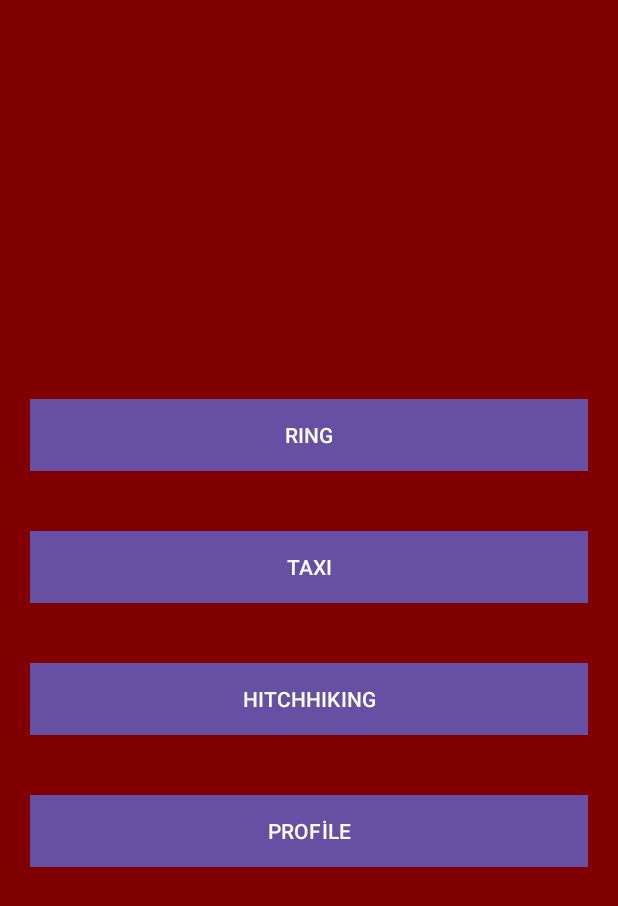
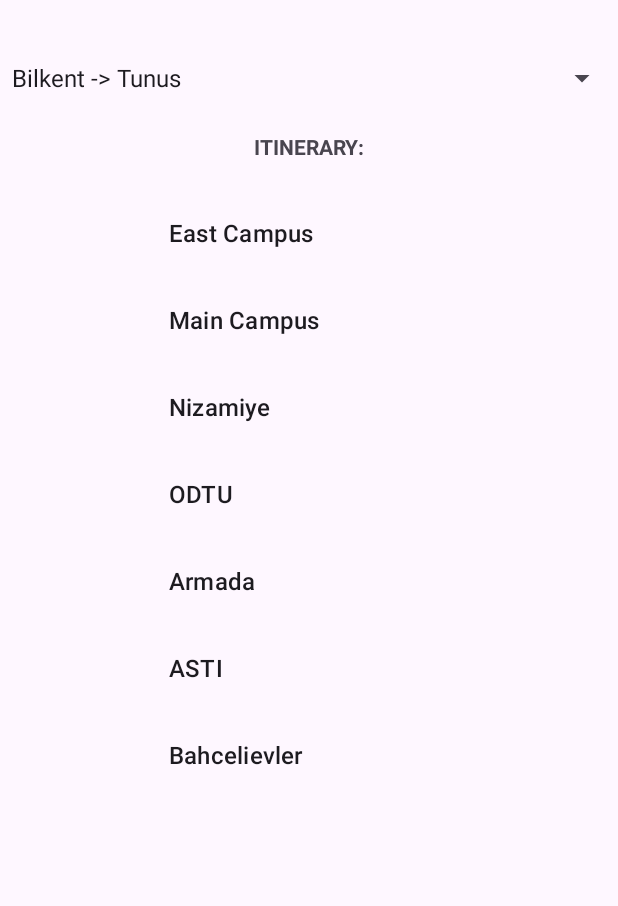
Before and after one commit to yunusgunay/Bilkent-Express, an Android app: the MainScreen screen opened directly, with no data from a screen before it, after a tap on "RING", on a phone screen of 412 x 824 dp. Shown: the top 906 px of the screen. Run offline under Robolectric (Android 15) with nearby library versions, the phone set to English and light mode, and no system bars.

Commit message:
updated time guesser implemented ring screen

```diff
--- a/app/src/main/java/com/example/registerandmaps/MainScreen.java
+++ b/app/src/main/java/com/example/registerandmaps/MainScreen.java
@@ -25,16 +25,14 @@ public class MainScreen extends AppCompatActivity {
         buttonRing.setOnClickListener(new View.OnClickListener() {
             @Override
             public void onClick(View v) {
-                // TODO: Implement your ring action
-                showToast("Ring clicked");
+                Intent intent = new Intent(MainScreen.this, RingActivity.class);
+                startActivity(intent);
             }
         });
 
         buttonTaxi.setOnClickListener(new View.OnClickListener() {
             @Override
             public void onClick(View v) {
-                // TODO: Implement your taxi action
-                showToast("Taxi clicked");
             }
         });
 
@@ -56,7 +54,4 @@ public class MainScreen extends AppCompatActivity {
         });
     }
 
-    private void showToast(String message) {
-        Toast.makeText(MainScreen.this, message, Toast.LENGTH_SHORT).show();
-    }
 }
--- a/app/src/main/java/com/example/registerandmaps/Models/TimeGuesser.java
+++ b/app/src/main/java/com/example/registerandmaps/Models/TimeGuesser.java
@@ -87,7 +87,7 @@ public class TimeGuesser {
         for (int i = 0; i < STOPS; ++i) {
             if (i > 0) {
                 totalTime += distances[i - 1] / speed * 60;
-                totalTime += 1; // Assuming a fixed time delay per stop
+                totalTime += 1;
             }
             if (stops[i].equals(stopDemanded)) {
                 return totalTime;
--- a/app/src/main/java/com/example/registerandmaps/RingActivity.java
+++ b/app/src/main/java/com/example/registerandmaps/RingActivity.java
@@ -1,16 +1,75 @@
 package com.example.registerandmaps;
 
+import androidx.annotation.RequiresApi;
 import androidx.appcompat.app.AppCompatActivity;
 
+import android.os.Build;
 import android.os.Bundle;
+import android.view.View;
+import android.widget.AdapterView;
+import android.widget.ArrayAdapter;
+import android.widget.ListView;
+import android.widget.Spinner;
+import android.widget.TextView;
+import android.widget.Toast;
 
 import com.example.registerandmaps.Models.TimeGuesser;
 
 public class RingActivity extends AppCompatActivity {
-    TimeGuesser timeGuesser;
+
+    private Spinner spinnerRingLine;
+    private ListView listViewItinerary;
+    private TimeGuesser timeGuesser = new TimeGuesser();
+    private TextView statusTextView;
+
+    private int selectedRingLine = 0;
+
+
     @Override
     protected void onCreate(Bundle savedInstanceState) {
         super.onCreate(savedInstanceState);
         setContentView(R.layout.activity_main3);
+
+        statusTextView = findViewById(R.id.textViewStatus);
+        spinnerRingLine = findViewById(R.id.spinnerRingLine);
+        listViewItinerary = findViewById(R.id.listViewItinerary);
+
+        statusTextView.setVisibility(View.INVISIBLE);
+
+        // Set up the spinner
+        ArrayAdapter<CharSequence> spinnerAdapter = ArrayAdapter.createFromResource(this,
+                R.array.ring_lines, android.R.layout.simple_spinner_item);
+        spinnerAdapter.setDropDownViewResource(android.R.layout.simple_spinner_dropdown_item);
+        spinnerRingLine.setAdapter(spinnerAdapter);
+
+        spinnerRingLine.setOnItemSelectedListener(new AdapterView.OnItemSelectedListener() {
+            @Override
+            public void onItemSelected(AdapterView<?> parent, View view, int position, long id) {
+                selectedRingLine = position;
+            }
+            @Override
+            public void onNothingSelected(AdapterView<?> parent) {
+            }
+        });
+
+        // Define the list of itinerary stops
+        String[] stops = {"East Campus", "Main Campus", "Nizamiye", "ODTU", "Armada", "ASTI", "Bahcelievler"};
+
+        // Set up the ListView with an ArrayAdapter
+        ArrayAdapter<String> listAdapter = new ArrayAdapter<>(this,
+                android.R.layout.simple_list_item_1, stops);
+        listViewItinerary.setAdapter(listAdapter);
+
+        // Set up the click listener for ListView items
+        listViewItinerary.setOnItemClickListener(new AdapterView.OnItemClickListener() {
+            @RequiresApi(api = Build.VERSION_CODES.O)
+            @Override
+            public void onItemClick(AdapterView<?> parent, View view, int position, long id) {
+                if (selectedRingLine == 1){
+                    statusTextView.setText(timeGuesser.dmb(position+1)+ position);
+                    statusTextView.setVisibility(View.VISIBLE);
+                }
+            }
+        });
     }
 }
--- a/app/src/main/res/layout/activity_main3.xml
+++ b/app/src/main/res/layout/activity_main3.xml
@@ -6,13 +6,59 @@
     android:layout_height="match_parent"
     tools:context=".RingActivity">
 
+    <!-- Ring Line Dropdown -->
+
+    <!-- Itinerary Title -->
+
+    <Spinner
+        android:id="@+id/spinnerRingLine"
+        android:layout_width="0dp"
+        android:layout_height="wrap_content"
+        android:layout_marginTop="40dp"
+        android:spinnerMode="dropdown"
+        app:layout_constraintEnd_toEndOf="parent"
+        app:layout_constraintHorizontal_bias="0.0"
+        app:layout_constraintStart_toStartOf="parent"
+        app:layout_constraintTop_toTopOf="parent" />
+
+    <!-- Itinerary List -->
+
+
+    <!-- Status message -->
+
     <TextView
-        android:id="@+id/textView6"
+        android:id="@+id/textViewItineraryTitle"
         android:layout_width="wrap_content"
         android:layout_height="wrap_content"
-        android:text="STATUS 1"
-        app:layout_constraintBottom_toBottomOf="parent"
+        android:layout_marginTop="24dp"
+        android:text="ITINERARY:"
+        android:textStyle="bold"
         app:layout_constraintEnd_toEndOf="parent"
         app:layout_constraintStart_toStartOf="parent"
-        app:layout_constraintTop_toTopOf="parent" />
+        app:layout_constraintTop_toBottomOf="@id/spinnerRingLine" />
+
+    <ListView
+        android:id="@+id/listViewItinerary"
+        android:layout_width="218dp"
+        android:layout_height="406dp"
+        android:layout_marginTop="24dp"
+        android:divider="@android:color/transparent"
+        android:dividerHeight="10dp"
+        app:layout_constraintEnd_toEndOf="parent"
+        app:layout_constraintHorizontal_bias="0.497"
+        app:layout_constraintStart_toStartOf="parent"
+        app:layout_constraintTop_toBottomOf="@id/textViewItineraryTitle" />
+
+    <TextView
+        android:id="@+id/textViewStatus"
+        android:layout_width="0dp"
+        android:layout_height="wrap_content"
+        android:layout_marginTop="64dp"
+        android:gravity="center"
+        android:text="Ring arrives in 5 minutes.\nCurrent location: Armada"
+        app:layout_constraintEnd_toEndOf="parent"
+        app:layout_constraintHorizontal_bias="0.0"
+        app:layout_constraintStart_toStartOf="parent"
+        app:layout_constraintTop_toBottomOf="@+id/listViewItinerary" />
+
 </androidx.constraintlayout.widget.ConstraintLayout>
--- a/app/src/main/res/values/strings.xml
+++ b/app/src/main/res/values/strings.xml
@@ -52,6 +52,12 @@
         libero vel nunc consequat, quis tincidunt nisl eleifend. Cras bibendum enim a justo luctus
         vestibulum. Fusce dictum libero quis erat maximus, vitae volutpat diam dignissim.
     </string>
+    <string-array name="ring_lines">
+        <item>Bilkent -> Tunus</item>
+        <item>Bilkent -> Bahcelievler</item>
+        <item>Tunus -> Bilkent</item>
+        <item>Bahcelievler -> Bilkent</item>
+    </string-array>
     <string name="register">Register</string>
     <string name="bilkent_express">Bilkent Express</string>
     <string name="title_activity_maps">MapsActivity</string>
```
